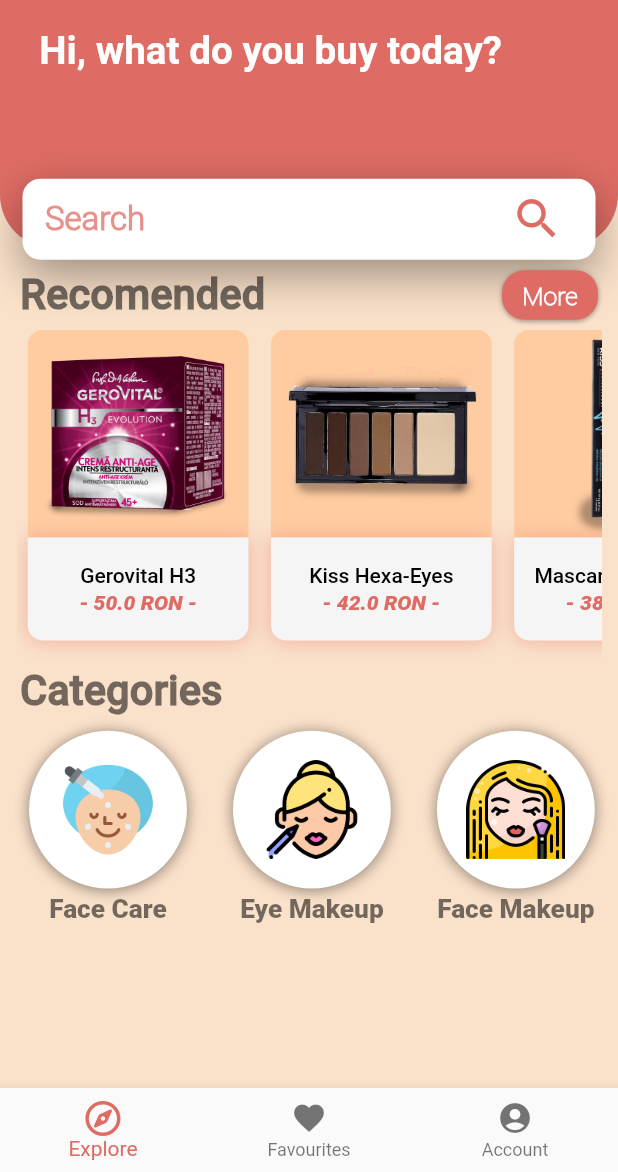
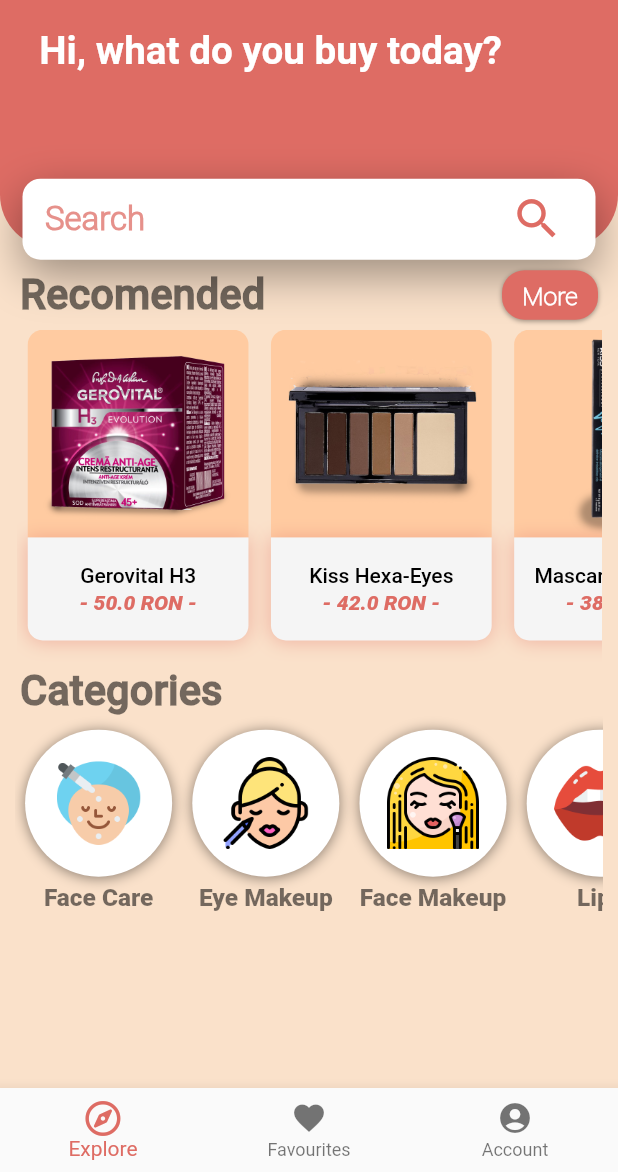
Before and after one commit to MoryokaV/eCommerce-Cosmetics-Shop, a Flutter app: the screen it shows after launch, on a phone screen of 412 x 824 dp, the part 64-1236 px from its top. Run offline on Flutter 3.47's test engine with Material 2 defaults, Android fonts, the phone set to English and light mode, and no system bars; our stand-ins replace fluttertoast, font_awesome_flutter; Roboto replaces fonts that are missing (Roboto-Regular); project files that could hold a hidden picture were left out.

Commit message:
scaling fix for categories selector

```diff
--- a/lib/components/categories_selector.dart
+++ b/lib/components/categories_selector.dart
@@ -35,8 +35,8 @@
         ),
         Container(
           margin: EdgeInsets.only(
-            left: 4,
-            right: 4,
+            left: defaultPadding / 2,
+            right: defaultPadding / 2,
           ),
           height: screenSize.height * 0.17,
           child: ListView.builder(
@@ -53,19 +53,22 @@
                       ),
                     ),
                   ),
+                  child: FittedBox(
+                    fit: BoxFit.fill,
                     child: Container(
-                    width: screenSize.width * 0.3,
+                      height: screenSize.height * 0.17,
                       margin: EdgeInsets.only(
                         top: screenSize.height * 0.0125,
-                      left: screenSize.width * 0.015,
-                      right: screenSize.width * 0.015,
+                        left: screenSize.width * 0.0175,
+                        right: screenSize.width * 0.0175,
                       ),
                       child: Column(
                         children: [
                           Container(
                             child: CircleAvatar(
-                            radius:
-                                screenSize.width * screenSize.height * 0.000155,
+                              radius: screenSize.width *
+                                  screenSize.height *
+                                  0.000155,
                               backgroundColor: primaryColor,
                               child: Image.asset(
                                 category.iconPath,
@@ -84,8 +87,11 @@
                               ],
                             ),
                           ),
-                        Spacer(),
-                        Text(
+                          Padding(
+                            padding: EdgeInsets.only(
+                              top: defaultPadding / 4,
+                            ),
+                            child: Text(
                               category.name,
                               style: TextStyle(
                                 fontFamily: "Roboto-Regular",
@@ -94,7 +100,9 @@
                                 fontSize: screenSize.width * 0.0425,
                               ),
                             ),
+                          ),
                         ],
+                      ),
                     ),
                   ),
                 );
```
Lines whose indentation alone changed are shown as unchanged.
